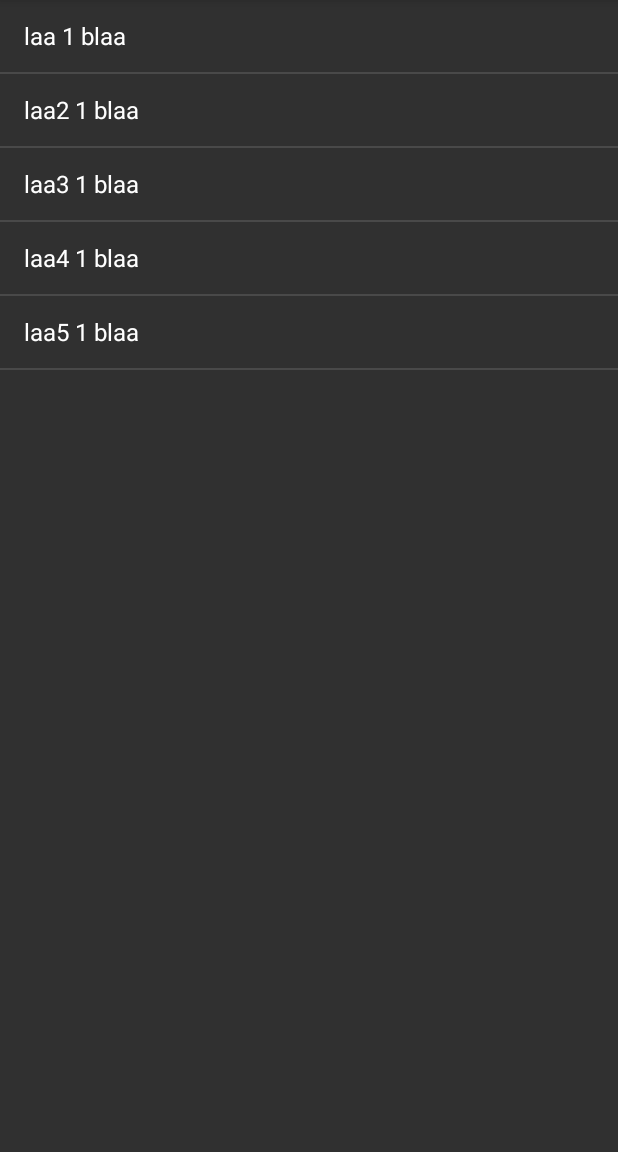
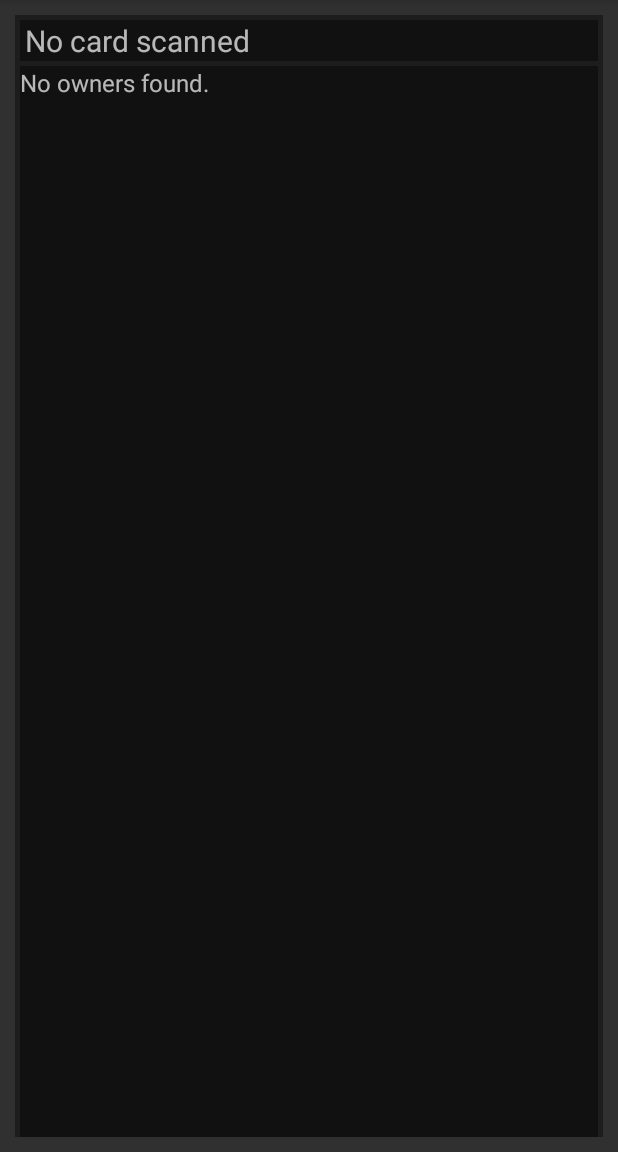
Before and after one commit to paasar/curious-catalog-gatherer, an Android app: the fragment OwnersOverlayFragment shown on its own in the app's theme, on a phone screen of 412 x 824 dp, the part 84-1236 px from its top. Run offline under Robolectric (Android 15) with nearby library versions, the phone set to English and light mode, and no system bars.

Commit message:
Improve Owners Overlay

```diff
--- a/app/src/main/java/fi/raah/android/curious_catalog_gatherer/OwnersListener.java
+++ b/app/src/main/java/fi/raah/android/curious_catalog_gatherer/OwnersListener.java
@@ -2,8 +2,9 @@ package fi.raah.android.curious_catalog_gatherer;
 
 import java.util.List;
 
+import fi.raah.android.curious_catalog_gatherer.model.CardOwners;
 import fi.raah.android.curious_catalog_gatherer.model.Ownage;
 
 public interface OwnersListener {
-    void updateOwners(List<Ownage> ownageList);
+    void updateOwners(CardOwners ownageList);
 }
--- a/app/src/main/java/fi/raah/android/curious_catalog_gatherer/OwnersOverlayFragment.java
+++ b/app/src/main/java/fi/raah/android/curious_catalog_gatherer/ui/OwnersOverlayFragment.java
@@ -1,30 +1,41 @@
-package fi.raah.android.curious_catalog_gatherer;
+package fi.raah.android.curious_catalog_gatherer.ui;
 
 import android.os.Bundle;
 import android.support.v4.app.ListFragment;
+import android.util.Log;
+import android.view.LayoutInflater;
 import android.view.View;
+import android.view.ViewGroup;
 import android.widget.ArrayAdapter;
 import android.widget.ListView;
+import android.widget.TextView;
 
 import java.util.ArrayList;
 import java.util.List;
 
+import fi.raah.android.curious_catalog_gatherer.R;
+import fi.raah.android.curious_catalog_gatherer.model.CardOwners;
 import fi.raah.android.curious_catalog_gatherer.model.Ownage;
 
 public class OwnersOverlayFragment extends ListFragment {
+
+    private TextView cardNameView;
 
     private List<Ownage> ownageList = new ArrayList<>();
     private ArrayAdapter<Ownage> adapter;
 
     @Override
+    public View onCreateView(LayoutInflater inflater, ViewGroup container, Bundle inState) {
+        View view = inflater.inflate(R.layout.owners_overlay_fragment, container, false);
+        cardNameView = (TextView)view.findViewById(R.id.card_name);
+
+        return view;
+    }
+
+    @Override
     public void onActivityCreated(Bundle savedInstanceState) {
         super.onActivityCreated(savedInstanceState);
-        ownageList.add(new Ownage("laa", 1, "blaa"));
-        ownageList.add(new Ownage("laa2", 1, "blaa"));
-        ownageList.add(new Ownage("laa3", 1, "blaa"));
-        ownageList.add(new Ownage("laa4", 1, "blaa"));
-        ownageList.add(new Ownage("laa5", 1, "blaa"));
-//        ownageList.add(new Ownage("EMPTY", 0, ""));
+
         adapter = new ArrayAdapter<>(getActivity(), android.R.layout.simple_list_item_1, ownageList);
         setListAdapter(adapter);
     }
@@ -34,11 +45,14 @@ public class OwnersOverlayFragment extends ListFragment {
 
     }
 
-    public void updateOwnageList(List<Ownage> ownageList) {
+    public void updateOwnageList(CardOwners cardOwners) {
         if (adapter == null) return;
 
+        cardNameView.setText(cardOwners.getCardName());
+
         this.ownageList.clear();
-        this.ownageList.addAll(ownageList);
+        //TODO empty list -> "no owners" or empty view?
+        this.ownageList.addAll(cardOwners.getOwnageList());
         adapter.notifyDataSetChanged();
     }
 }
--- a/app/src/main/res/layout/owners_overlay_fragment.xml
+++ b/app/src/main/res/layout/owners_overlay_fragment.xml
@@ -5,20 +5,39 @@
     android:orientation="vertical"
     android:layout_width="match_parent"
     android:layout_height="match_parent"
-    android:background="@color/transparent_black"
+    android:background="@color/transparent_black_light"
     android:layout_margin="10dp">
+
+    <TextView
+        android:id="@+id/card_name"
+        android:layout_width="match_parent"
+        android:layout_height="wrap_content"
+        android:background="@color/transparent_black_light"
+        android:layout_margin="3dp"
+        android:paddingStart="3dp"
+        android:paddingEnd="3dp"
+        android:textSize="20sp"
+        android:text="No card scanned"/>
 
     <ListView android:id="@android:id/list"
         android:layout_width="match_parent"
         android:layout_height="match_parent"
-        android:background="@color/green"
+        android:background="@color/transparent_black_light"
         android:layout_weight="1"
+        android:layout_marginLeft="3dp"
+        android:layout_marginRight="3dp"
+        android:paddingStart="1dp"
+        android:paddingEnd="1dp"
+        android:textSize="16sp"
         android:drawSelectorOnTop="false"/>
 
     <TextView android:id="@android:id/empty"
         android:layout_width="match_parent"
         android:layout_height="match_parent"
-        android:background="@color/red"
-        android:text="No data"/>
+        android:background="@color/transparent_black_light"
+        android:layout_marginLeft="3dp"
+        android:layout_marginRight="3dp"
+        android:textSize="16sp"
+        android:text="No owners found."/>
 
 </LinearLayout>
--- a/app/src/main/res/values/colors.xml
+++ b/app/src/main/res/values/colors.xml
@@ -2,5 +2,7 @@
 <resources>
     <color name="green">#ff00ff00</color>
     <color name="red">#ffff0000</color>
-    <color name="transparent_black">#99000000</color>
+    <color name="transparent_green">#9900ff00</color>
+    <color name="transparent_red">#99ff0000</color>
+    <color name="transparent_black_light">#66000000</color>
 </resources>
```
Also changed, not shown: app/src/main/java/fi/raah/android/curious_catalog_gatherer/MainActivity.java (+28 -21 lines), app/src/main/java/fi/raah/android/curious_catalog_gatherer/OcrDetectorProcessor.java (+9 -6 lines), app/src/main/java/fi/raah/android/curious_catalog_gatherer/model/CardOwners.java (added, +22 -0 lines).
